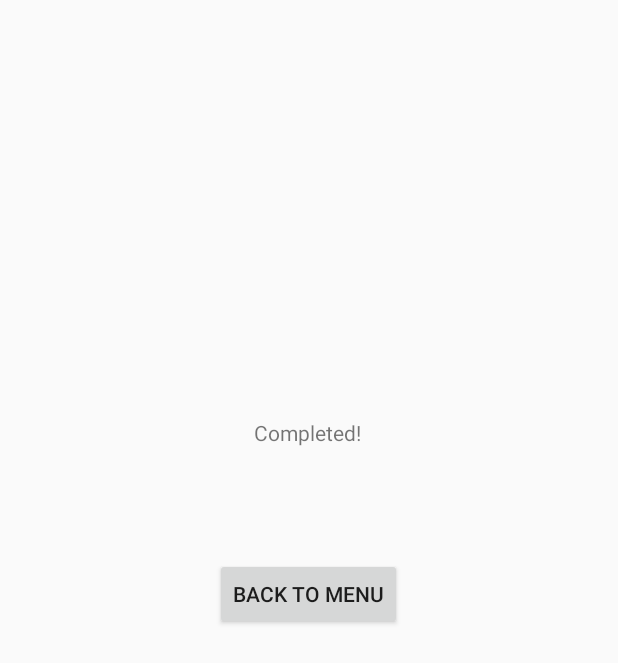
After one commit to klehcar/mpart, an Android app: the activity_completed screen opened directly, with no data from a screen before it, on a phone screen of 412 x 824 dp. The commit adds this screen. Shown: the top 663 px of the screen. Run offline under Robolectric (Android 15) with nearby library versions, the phone set to English and light mode, and no system bars.

```diff
--- a/app/src/main/AndroidManifest.xml
+++ b/app/src/main/AndroidManifest.xml
@@ -12,8 +12,9 @@
         android:roundIcon="@mipmap/ic_launcher_round"
         android:supportsRtl="true"
         android:theme="@style/AppTheme">
-        <activity android:name=".manual_audio"></activity>
-        <activity android:name=".MainActivity"/>
+        <activity android:name=".activity_completed"></activity>
+        <activity android:name=".manual_audio" />
+        <activity android:name=".MainActivity" />
         <activity
             android:name=".MainMenu"
             android:label="@string/app_name"
--- /dev/null
+++ b/app/src/main/java/my/fyp/app/mpart/activity_completed.java
@@ -0,0 +1,25 @@
+package my.fyp.app.mpart;
+
+import android.content.Intent;
+import android.os.Bundle;
+import android.widget.Button;
+
+import androidx.appcompat.app.AppCompatActivity;
+
+public class activity_completed extends AppCompatActivity {
+    private Button back;
+
+    @Override
+    protected void onCreate(Bundle savedInstanceState) {
+
+        super.onCreate(savedInstanceState);
+        setContentView(R.layout.activity_completed);
+
+        back = findViewById(R.id.button);
+        // back to menu
+        back.setOnClickListener(v -> {
+            Intent intent = new Intent (this, MainMenu.class);
+            startActivity(intent);
+        });
+    }
+}
--- /dev/null
+++ b/app/src/main/res/layout/activity_completed.xml
@@ -0,0 +1,31 @@
+<?xml version="1.0" encoding="utf-8"?>
+<androidx.constraintlayout.widget.ConstraintLayout xmlns:android="http://schemas.android.com/apk/res/android"
+    xmlns:app="http://schemas.android.com/apk/res-auto"
+    xmlns:tools="http://schemas.android.com/tools"
+    android:layout_width="match_parent"
+    android:layout_height="match_parent"
+    tools:context=".activity_completed">
+
+    <Button
+        android:id="@+id/button"
+        android:layout_width="wrap_content"
+        android:layout_height="wrap_content"
+        android:layout_marginTop="372dp"
+        android:text="Back to Menu"
+        app:layout_constraintEnd_toEndOf="parent"
+        app:layout_constraintHorizontal_bias="0.498"
+        app:layout_constraintStart_toStartOf="parent"
+        app:layout_constraintTop_toTopOf="parent" />
+
+    <TextView
+        android:id="@+id/textView4"
+        android:layout_width="wrap_content"
+        android:layout_height="wrap_content"
+        android:text="Completed!"
+        app:layout_constraintBottom_toBottomOf="parent"
+        app:layout_constraintEnd_toEndOf="parent"
+        app:layout_constraintHorizontal_bias="0.498"
+        app:layout_constraintStart_toStartOf="parent"
+        app:layout_constraintTop_toTopOf="parent"
+        app:layout_constraintVertical_bias="0.346" />
+</androidx.constraintlayout.widget.ConstraintLayout>
--- a/app/src/main/res/layout/activity_manual_audio.xml
+++ b/app/src/main/res/layout/activity_manual_audio.xml
@@ -24,6 +24,7 @@
         android:id="@+id/lotusImage"
         android:layout_width="190dp"
         android:layout_height="190dp"
+        android:visibility="invisible"
         app:layout_constraintBottom_toBottomOf="parent"
         app:layout_constraintEnd_toEndOf="parent"
         app:layout_constraintHorizontal_bias="0.927"
@@ -52,7 +53,7 @@
         android:layout_height="wrap_content"
 
         android:gravity="center"
-        android:visibility="invisible"
+        android:visibility="visible"
         app:layout_constraintEnd_toEndOf="@+id/circleBack"
         app:layout_constraintHorizontal_bias="0.0"
         app:layout_constraintStart_toStartOf="@+id/circleBack"
```
Also changed, not shown: app/src/main/java/my/fyp/app/mpart/manual_audio.java (+122 -2 lines).
